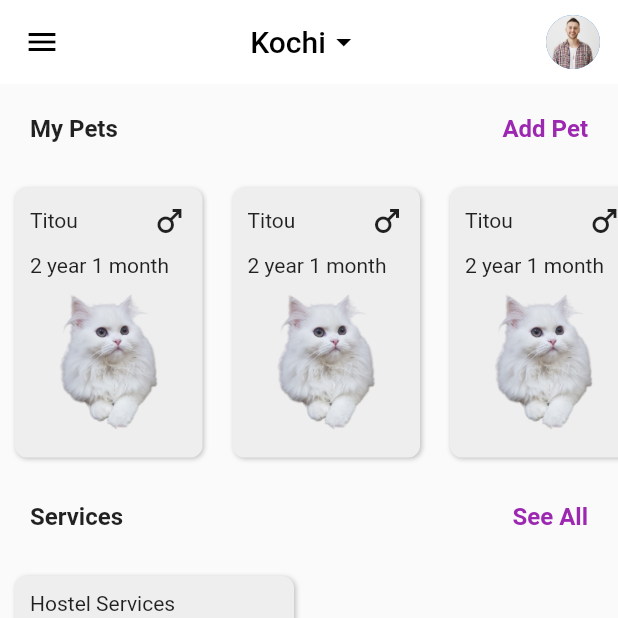
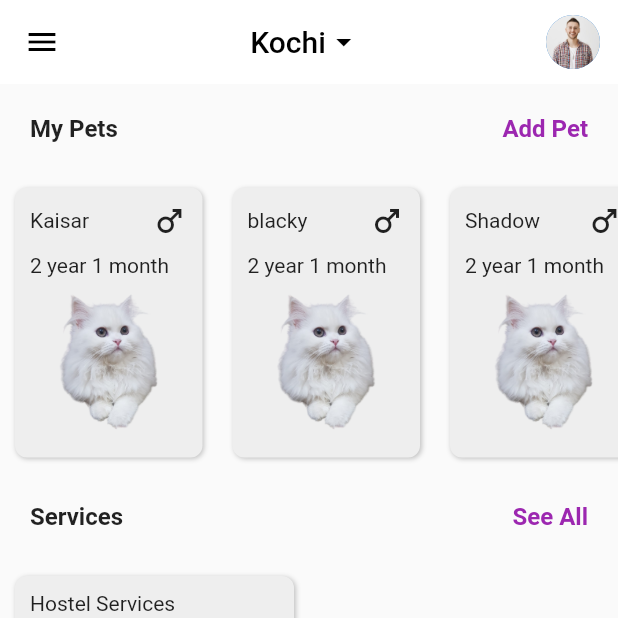
Before and after one commit to jithuhari/Hackathon_App, a Flutter app: the HomeScreen screen opened directly, on a phone screen of 412 x 824 dp, the top half of it. Run offline on Flutter 3.47's test engine with Material 2 defaults, Android fonts, the phone set to English and light mode, and no system bars; our stand-ins replace date_field, flutter_typeahead, smooth_page_indicator.

Commit message:
form created json integration

```diff
--- /dev/null
+++ b/assets/json/data.json
@@ -0,0 +1,17 @@
+[
+    {
+      "name": "Kaisar",
+      "age": "8month",
+      "gender": "female"
+    },
+    {
+      "name": "blacky",
+      "age": "1yr",
+      "gender": "male"
+    },
+    {
+        "name": "Shadow",
+        "age": "6month",
+        "gender": "male"
+      }
+  ]
--- a/lib/Screens/home/home_screen.dart
+++ b/lib/Screens/home/home_screen.dart
@@ -1,8 +1,13 @@
+import 'dart:convert';
+
 import 'package:flutter/material.dart';
+import 'package:flutter/services.dart';
+import 'package:hackathon_app/model/addpet_model.dart';
 import 'package:hackathon_app/theme/colors/colors.dart';
 import 'package:hackathon_app/theme/constants/const.dart';
 import 'package:hackathon_app/widgets/animal_card.dart';
 import 'package:hackathon_app/widgets/animal_services_widget.dart';
+import 'package:flutter/services.dart' as rootBundle;
 
 class HomeScreen extends StatelessWidget {
   const HomeScreen({Key? key}) : super(key: key);
@@ -40,35 +45,53 @@ class HomeScreen extends StatelessWidget {
             padding: kPadding20,
             child: Row(
               mainAxisAlignment: MainAxisAlignment.spaceBetween,
-              children: const [
+              children: [
                 Text(
                   'My Pets',
                   style: TextStyle(fontWeight: FontWeight.bold, fontSize: 16),
                 ),
-                Text(
+                GestureDetector(
+                  onTap: () {},
+                  child: Text(
                     'Add Pet',
                     style: TextStyle(
                         fontWeight: FontWeight.bold,
                         fontSize: 16,
                         color: kTextLinkColor),
                   ),
+                ),
               ],
             ),
           ),
           SizedBox(
               height: 200,
-            child: ListView.separated(
+              child: FutureBuilder(
+                future: ReadJsonData(),
+                builder: (context, data) {
+                  if (data.hasError) {
+                    return Center(
+                      child: Text("${data.error}"),
+                    );
+                  } else if (data.hasData) {
+                    var items = data.data as List<dynamic>;
+                    return ListView.separated(
                         scrollDirection: Axis.horizontal,
-                itemBuilder: (context, intex) => const AnimalCard(
+                        itemBuilder: (context, index) => AnimalCard(
                               myIcons: Icons.male,
-                      name: 'Titou',
+                              name: items[index].name.toString(),
                               ageDetails: '2 year 1 month',
                             ),
                         separatorBuilder: (context, index) => const SizedBox(
                               width: 0,
                             ),
-                itemCount: 4),
-          ),
+                        itemCount: items.length);
+                  } else {
+                    return Center(
+                      child: CircularProgressIndicator(),
+                    );
+                  }
+                },
+              )),
           Padding(
             padding: kPadding20,
             child: Row(
@@ -111,7 +134,7 @@ class HomeScreen extends StatelessWidget {
                 //       'Ex aliquip duis tempor sint est consectetur esse magna occaecat voluptate elit.',
                 //   heading: 'Hostel Services',
                 // ),
-                // AnimalServiceWidget(
+                // AnimalServiceWidget(name: items[index].name.toString(),
                 //   details:
                 //       'Ex aliquip duis tempor sint est consectetur esse magna occaecat voluptate elit.',
                 //   heading: 'Hostel Services',
@@ -124,3 +147,11 @@ class HomeScreen extends StatelessWidget {
     );
   }
 }
+
+Future<List<Pet>> ReadJsonData() async {
+  final jsondata =
+      await rootBundle.rootBundle.loadString('assets/json/data.json');
+  final list = json.decode(jsondata) as List<dynamic>;
+
+  return list.map((e) => Pet.fromJson(e)).toList();
+}
--- /dev/null
+++ b/lib/model/addpet_model.dart
@@ -0,0 +1,21 @@
+class Pet {
+  late String name;
+  late String age;
+  late String gender;
+
+  Pet(this.name, this.age, this.gender);
+
+  Pet.fromJson(Map<String, dynamic> json) {
+    name = json['name'];
+    age = json['age'];
+    gender = json['gender'];
+  }
+
+  Map<String, dynamic> toJson() {
+    final Map<String, dynamic> data = Map<String, dynamic>();
+    data['name'] = this.name;
+    data['age'] = this.age;
+    data['name'] = this.gender;
+    return data;
+  }
+}
```
Also changed, not shown: lib/Screens/add_pet_screen/pet_register.dart (added, +187 -0 lines), lib/Screens/add_pet_screen/widgets/category_widgets.dart (added, +80 -0 lines), lib/Screens/add_pet_screen/widgets/gender_widgets.dart (added, +51 -0 lines), lib/main.dart (+6 -1 lines), pubspec.yaml (+4 -14 lines), pubspec.lock. Lines whose indentation alone changed are shown as unchanged.
